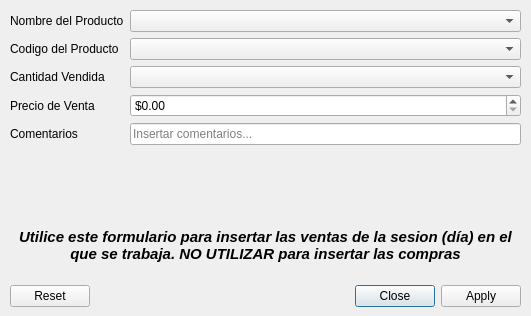
This is packages/UI/sales_form.ui in rlothbrock/PyJournal as Qt 5 draws it before an edit. The edited form follows.
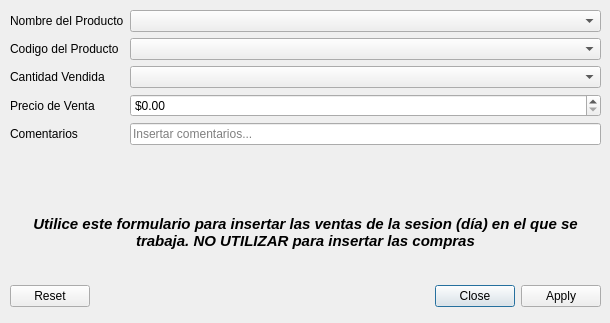
This is the edited form. Icons and pictures are not drawn.

Diff of the .ui file:
```diff
--- a/packages/UI/sales_form.ui
+++ b/packages/UI/sales_form.ui
@@ -9,8 +9,8 @@
    <rect>
     <x>0</x>
     <y>0</y>
-    <width>531</width>
-    <height>316</height>
+    <width>610</width>
+    <height>323</height>
    </rect>
   </property>
   <property name="windowTitle">
@@ -28,7 +28,7 @@
     <rect>
      <x>10</x>
      <y>280</y>
-     <width>511</width>
+     <width>591</width>
      <height>32</height>
     </rect>
    </property>
@@ -44,8 +44,8 @@
     <rect>
      <x>10</x>
      <y>10</y>
-     <width>511</width>
-     <height>261</height>
+     <width>591</width>
+     <height>248</height>
     </rect>
    </property>
    <layout class="QVBoxLayout" name="verticalLayout_5">
```
Left out of the diff: 6 changed lines with no effect on the pictures.
